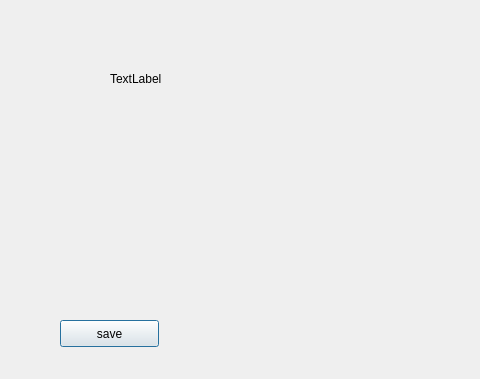
ppff/Cubicle-GUI, file dispositif/Cubicle/afficheplan.ui: the form before one commit; both pictures show x 0 to 480 and y 0 to 379 of the 863 by 379 pixel window.
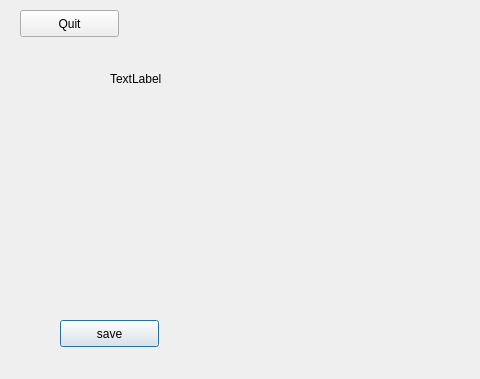
The form after the commit.

Commit message: quit réalisé

What changed in the file:
```diff
--- a/dispositif/Cubicle/afficheplan.ui
+++ b/dispositif/Cubicle/afficheplan.ui
@@ -39,6 +39,19 @@
     <string>save</string>
    </property>
   </widget>
+  <widget class="QPushButton" name="pushButton_2">
+   <property name="geometry">
+    <rect>
+     <x>20</x>
+     <y>10</y>
+     <width>99</width>
+     <height>27</height>
+    </rect>
+   </property>
+   <property name="text">
+    <string>Quit</string>
+   </property>
+  </widget>
  </widget>
  <resources/>
  <connections/>
```
The commit also changes 3 other files.
